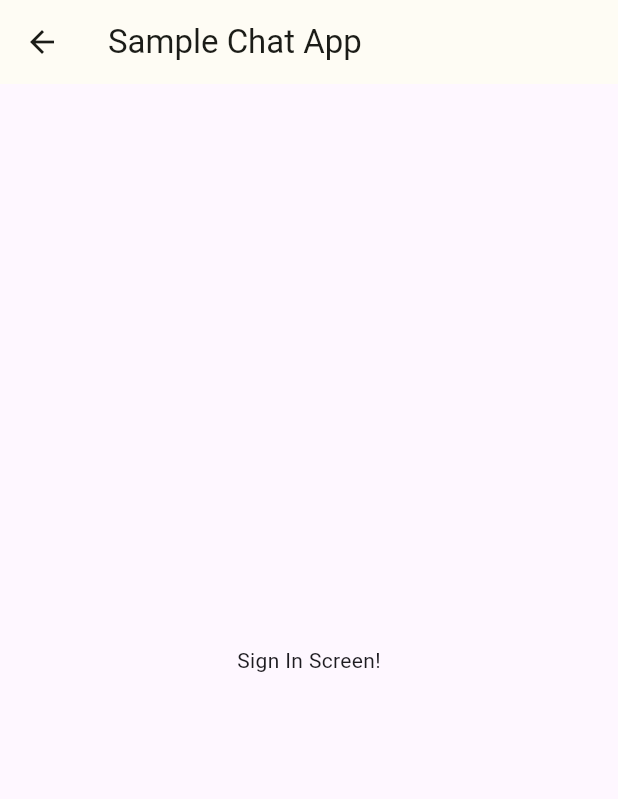
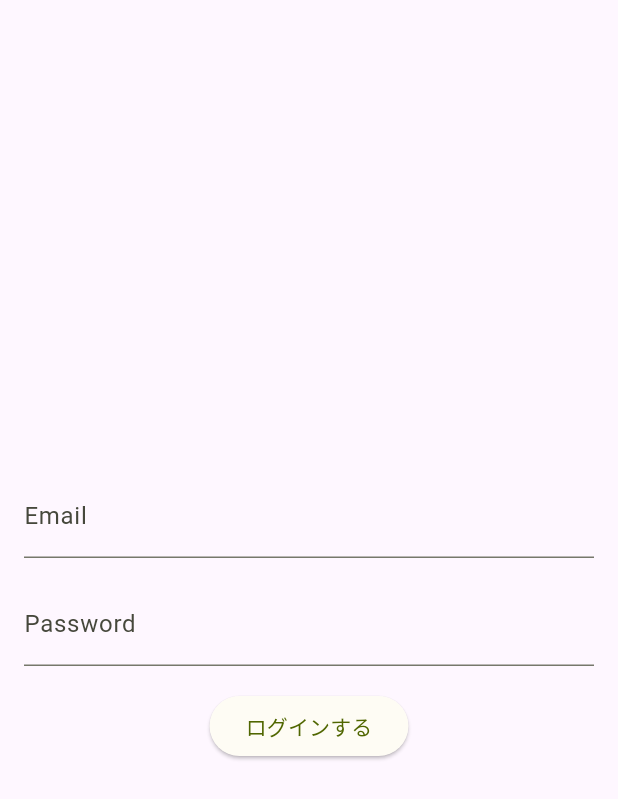
Before and after one commit to ukkey0518/sample_chat_app, a Flutter app: the screen it shows after launch, on a phone screen of 412 x 824 dp. Shown: the top 799 px of the screen. Run offline on Flutter 3.47's test engine with Material 3 defaults, Android fonts, the phone set to English and light mode, and no system bars; our stand-ins replace firebase_auth, firebase_core, flutter_hooks, flutter_riverpod, go_router, hooks_riverpod and 1 more; accounts and stored records are empty; generated files the repository leaves out were written again; Roboto replaces fonts that are missing (Marugame-Regular).

Commit message:
Add sign-in form to sign-in screen and implement functionality for signing in with email and password.

```diff
--- /dev/null
+++ b/lib/view/screens/sign_in/components/sign_in_form.dart
@@ -0,0 +1,80 @@
+import 'dart:async';
+
+import 'package:flutter/material.dart';
+import 'package:flutter_hooks/flutter_hooks.dart';
+import 'package:hooks_riverpod/hooks_riverpod.dart';
+import 'package:sample_chat_app/services/authentication_service.dart';
+import 'package:sample_chat_app/utils/show_snack_bar.dart';
+import 'package:sample_chat_app/view/screens/sign_in/sign_in_screen.dart';
+
+/// Sign-in form
+///
+/// This widget is a form for signing in with email and password.
+/// It is used in [SignInScreen].
+class SignInForm extends HookConsumerWidget {
+  const SignInForm({super.key});
+
+  @override
+  Widget build(BuildContext context, WidgetRef ref) {
+    final isProcessing = useState(false);
+    final emailController = useTextEditingController();
+    final passwordController = useTextEditingController();
+
+    /// Sign in with email and password
+    Future<void> signIn() async {
+      final email = emailController.text.trim();
+      final password = passwordController.text.trim();
+
+      if (email.isEmpty || password.isEmpty) {
+        await showSnackBar(
+          context,
+          'メールアドレスとパスワードを入力してね！',
+        );
+        return;
+      }
+
+      try {
+        isProcessing.value = true;
+        await AuthenticationService.signInWithEmailAndPassword(
+          email: email,
+          password: password,
+        );
+      } catch (e) {
+        if (context.mounted) {
+          unawaited(showErrorSnackBar(context, e));
+        }
+      } finally {
+        isProcessing.value = false;
+      }
+    }
+
+    return Column(
+      mainAxisSize: MainAxisSize.min,
+      children: [
+        TextField(
+          controller: emailController,
+          enabled: !isProcessing.value,
+          decoration: const InputDecoration(
+            labelText: 'Email',
+          ),
+        ),
+        const SizedBox(height: 16),
+        TextField(
+          controller: passwordController,
+          enabled: !isProcessing.value,
+          decoration: const InputDecoration(
+            labelText: 'Password',
+          ),
+        ),
+        const SizedBox(height: 16),
+        if (isProcessing.value)
+          const CircularProgressIndicator()
+        else
+          ElevatedButton(
+            onPressed: signIn,
+            child: const Text('ログインする'),
+          ),
+      ],
+    );
+  }
+}
--- a/lib/view/screens/sign_in/sign_in_screen.dart
+++ b/lib/view/screens/sign_in/sign_in_screen.dart
@@ -1,16 +1,20 @@
 import 'package:flutter/material.dart';
+import 'package:sample_chat_app/view/screens/sign_in/components/sign_in_form.dart';
 
 class SignInScreen extends StatelessWidget {
   const SignInScreen({super.key});
 
   @override
   Widget build(BuildContext context) {
-    return Scaffold(
-      appBar: AppBar(
-        title: const Text('Sample Chat App'),
-      ),
-      body: const Center(
-        child: Text('Sign In Screen!'),
+    return const PopScope(
+      canPop: false,
+      child: Scaffold(
+        body: Center(
+          child: Padding(
+            padding: EdgeInsets.all(16),
+            child: SignInForm(),
+          ),
+        ),
       ),
     );
   }
```
